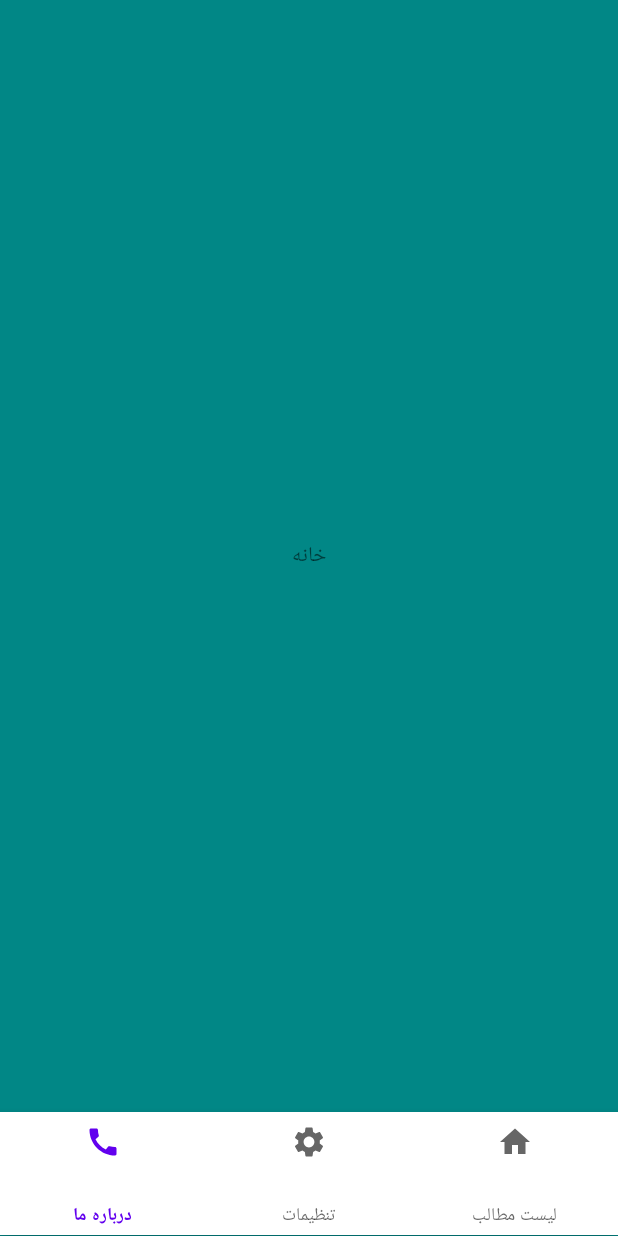
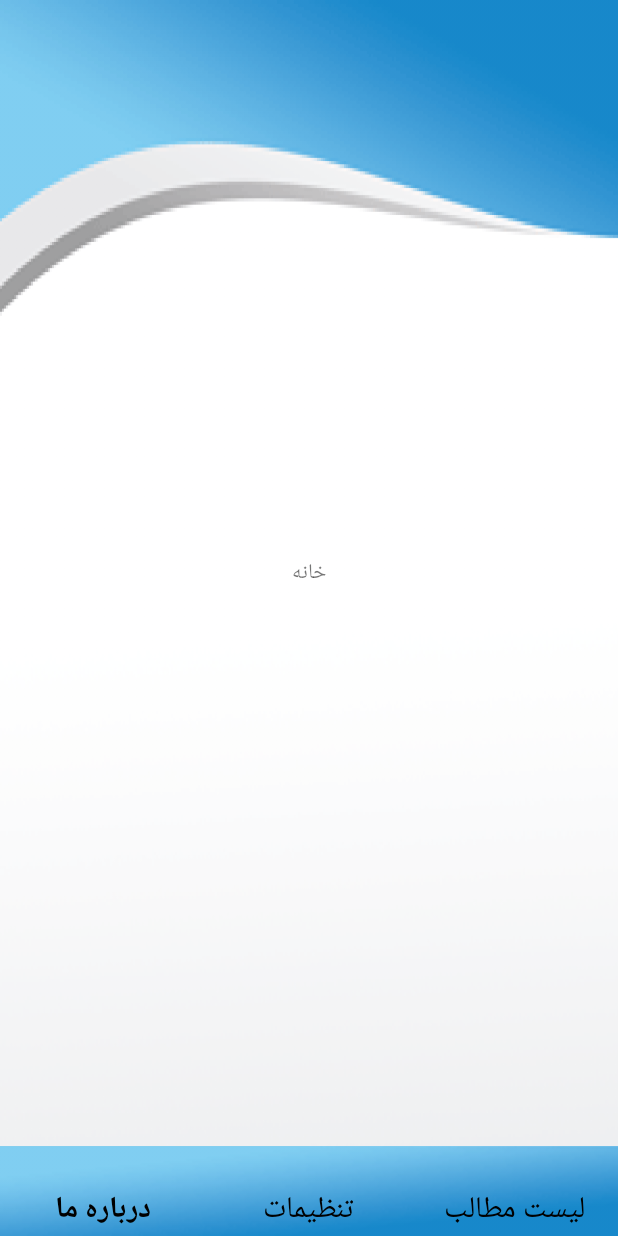
Before and after one commit to zmsm06/mosacen_alfoad, an Android app: the screen it shows after launch (MainActivity), on a phone screen of 412 x 824 dp. Run offline under Robolectric (Android 15) with nearby library versions, the phone set to English and light mode, and no system bars; our stand-ins replace navigation-ui.

Commit message:
add backgrand

```diff
--- a/app/src/main/res/layout/activity_main.xml
+++ b/app/src/main/res/layout/activity_main.xml
@@ -5,7 +5,7 @@
     xmlns:tools="http://schemas.android.com/tools"
     android:layout_width="match_parent"
     android:orientation="vertical"
-    android:background="@color/teal_700"
+    android:background="@drawable/back5"
     android:layout_height="match_parent"
     tools:context=".MainActivity">
 
@@ -23,7 +23,11 @@
         android:id="@+id/bottomNav"
         android:layout_width="match_parent"
         app:menu="@menu/bottom_nav_menu"
-        android:layout_weight="0.1"
+        android:background="@drawable/back4"
+        app:itemTextColor="@color/black"
+        app:itemTextAppearanceInactive="@style/BottomNavigationTextAppearance"
+        app:itemTextAppearanceActive="@style/BottomNavigationTextAppearance"
+        android:layout_weight="0.07"
         android:layout_height="0dp"/>
 
 
--- a/app/src/main/res/menu/bottom_nav_menu.xml
+++ b/app/src/main/res/menu/bottom_nav_menu.xml
@@ -2,14 +2,11 @@
 <menu xmlns:android="http://schemas.android.com/apk/res/android">
     <item
         android:id="@+id/navigation_about"
-        android:icon="@drawable/baseline_24"
         android:title="@string/title_about" />
     <item
         android:id="@+id/navigation_setting"
-        android:icon="@drawable/ic_setting"
         android:title="@string/title_setting" />
     <item
         android:id="@+id/navigation_list"
-        android:icon="@drawable/ic_home_black_24dp"
         android:title="@string/title_list" />
 </menu>
--- /dev/null
+++ b/app/src/main/res/values/styles.xml
@@ -0,0 +1,8 @@
+<?xml version="1.0" encoding="utf-8"?>
+<resources>
+
+    <style name="BottomNavigationTextAppearance">
+        <item name="android:textSize">20sp
+        </item> <!-- اندازه فونت برحسب sp -->
+    </style>
+</resources>
```
Also changed, not shown: app/src/main/res/drawable/back4.png (added), app/src/main/res/drawable/back5.png (added).
